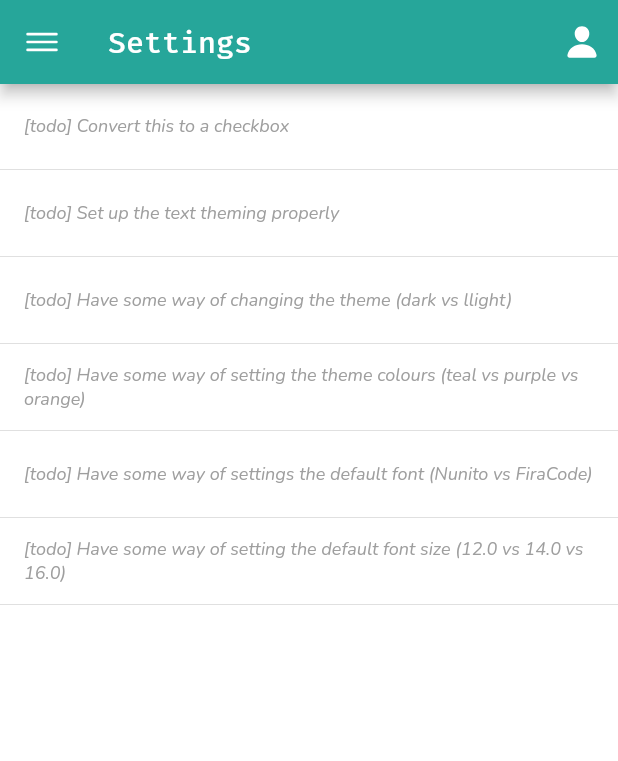
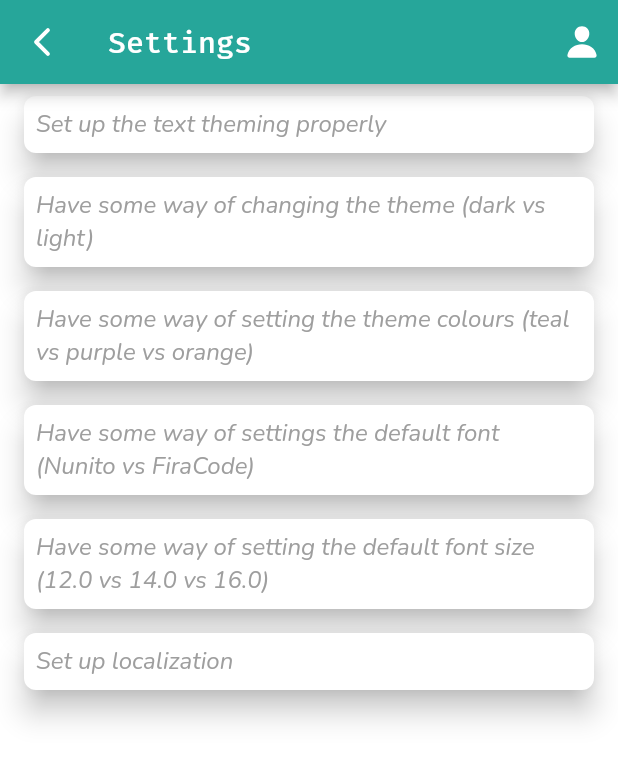
Before and after one commit to EuanScott/playground-flutter, a Flutter app: the SettingsPage screen opened directly, on a phone screen of 412 x 824 dp. Shown: the top 761 px of the screen. Run offline on Flutter 3.47's test engine with Material 2 defaults, Android fonts, the phone set to English and light mode, and no system bars; our stand-ins replace animated_text_kit, carousel_slider, flutter_lorem, ionicons, modal_bottom_sheet; missing offline and left inert: expansion_card; network calls fail.

Commit message:
- Major refactor - Minor code updates

```diff
--- a/playground/lib/models/home.model.dart
+++ b/playground/lib/models/home.model.dart
@@ -1,8 +1,8 @@
 class CardData {
+  CardData({this.image, this.title, this.subTitle, this.location});
+
   String image;
   String title;
   String subTitle;
   String location;
-
-  CardData({this.image, this.title, this.subTitle, this.location});
 }
--- a/playground/lib/models/navDrawer.model.dart
+++ b/playground/lib/models/nav_drawer.model.dart
@@ -1,9 +1,9 @@
 import 'package:flutter/material.dart';
 
-class NavData {
+class NavDrawer {
+  NavDrawer({this.icon, this.title, this.onTap});
+
   IconData icon;
   String title;
   dynamic onTap;
-
-  NavData({this.icon, this.title, this.onTap});
 }
--- a/playground/lib/models/news.model.dart
+++ b/playground/lib/models/news.model.dart
@@ -1,8 +1,8 @@
 class News {
+  News({this.image, this.header, this.pageName, this.index});
+
   final String image;
   final String header;
   final String pageName;
   final int index;
-
-  News(this.image, this.header, this.pageName, this.index);
 }
--- a/playground/lib/pages/home/home.dart
+++ b/playground/lib/pages/home/home.page.dart
@@ -4,8 +4,8 @@ import 'package:ionicons/ionicons.dart';
 
 import 'package:playground/models/home.model.dart';
 
-import 'package:playground/widgets/appBar.dart';
-import 'package:playground/widgets/navDrawer.dart';
+import 'package:playground/widgets/app_bar.widget.dart';
+import 'package:playground/widgets/nav_drawer.widget.dart';
 
 final List<CardData> _cardData = [
   CardData(
@@ -130,7 +130,7 @@ class CardWidget extends StatelessWidget {
                     Container(
                       child: Text(
                         this.item.subTitle,
-                        style: Theme.of(context).textTheme.subtitle1,
+                        style: Theme.of(context).textTheme.subtitle2
                       ),
                       padding: EdgeInsets.only(bottom: 8.0)
                     ),
--- a/playground/lib/pages/news/news.dart
+++ b/playground/lib/pages/news/news.page.dart
@@ -1,11 +1,11 @@
 import 'package:flutter/material.dart';
 import 'package:flutter_lorem/flutter_lorem.dart';
 
-import 'package:playground/pages/news/news-details.dart';
+import 'package:playground/pages/news/news_details.page.dart';
 
-import 'package:playground/widgets/appBar.dart';
-import 'package:playground/widgets/card.dart';
-import 'package:playground/widgets/navDrawer.dart';
+import 'package:playground/widgets/app_bar.widget.dart';
+import 'package:playground/widgets/card.widget.dart';
+import 'package:playground/widgets/nav_drawer.widget.dart';
 
 import 'package:playground/models/news.model.dart';
 
@@ -13,22 +13,22 @@ void main() => runApp(NewsPage());
 
 final List<News> news = [
   News(
-    'assets/background.jpg',
-    'A description of what needs to be done for Todo 1',
-    'Page No. 0',
-    0,
+    image: 'assets/background.jpg',
+    header: 'A description of what needs to be done for Todo 1',
+    pageName: 'Page No. 0',
+    index: 0,
   ),
   News(
-    'assets/stars.gif',
-    'A description of what needs to be done for Todo 1',
-    'Page No. 1',
-    1,
+    image: 'assets/stars.gif',
+    header: 'A description of what needs to be done for Todo 1',
+    pageName: 'Page No. 1',
+    index: 1,
   ),
   News(
-    'assets/loader.gif',
-    'A description of what needs to be done for Todo 1',
-    'Page No. 2',
-    2,
+    image: 'assets/loader.gif',
+    header: 'A description of what needs to be done for Todo 1',
+    pageName: 'Page No. 2',
+    index: 2,
   ),
 ];
 
@@ -44,6 +44,7 @@ class NewsPage extends StatelessWidget {
         appBar: BaseAppBar(
           title: 'News',
           appBar: AppBar(),
+          showBackButton: true,
         ),
         body: Column(
           crossAxisAlignment: CrossAxisAlignment.start,
@@ -61,7 +62,7 @@ class NewsPage extends StatelessWidget {
               child: Row(
                 children: [
                   CustomCard(
-                    Hero(
+                    child: Hero(
                       child: _customImage(
                         const Size(125, 125),
                         item.image,
--- a/playground/lib/pages/news/news-details.dart
+++ b/playground/lib/pages/news/news_details.page.dart
@@ -2,8 +2,8 @@ import 'package:flutter/material.dart';
 
 import 'package:flutter_lorem/flutter_lorem.dart';
 
-import 'package:playground/widgets/appBar.dart';
-import 'package:playground/widgets/navDrawer.dart';
+import 'package:playground/widgets/app_bar.widget.dart';
+import 'package:playground/widgets/nav_drawer.widget.dart';
 
 import 'package:playground/models/news.model.dart';
 
--- a/playground/lib/pages/settings/settings.dart
+++ /dev/null
@@ -1,49 +0,0 @@
-import 'package:flutter/material.dart';
-
-import 'package:playground/widgets/appBar.dart';
-import 'package:playground/widgets/navDrawer.dart';
-
-final List<String> _todoList = [
-  // https://medium.com/flutterdevs/checkbox-listtile-in-flutter-50e877cee48c
-  "[todo] Convert this to a checkbox",
-  "[todo] Set up the text theming properly",
-  "[todo] Have some way of changing the theme (dark vs llight)",
-  "[todo] Have some way of setting the theme colours (teal vs purple vs orange)",
-  "[todo] Have some way of settings the default font (Nunito vs FiraCode)",
-  "[todo] Have some way of setting the default font size (12.0 vs 14.0 vs 16.0)",
-];
-
-class SettingsPage extends StatelessWidget {
-  @override
-  Widget build(BuildContext context) {
-    return Scaffold(
-      drawer: NavDrawer(),
-      appBar: BaseAppBar(
-        title: 'Settings',
-        appBar: AppBar(),
-      ),
-      // moviesTitles.map((title) => Tab(text: title)).toList()
-      // body: _todoList.map((item) => {
-      //       Text(item.title)
-      //   }).toList(),
-
-      body: new ListView.builder(
-        itemCount: _todoList.length,
-        itemBuilder: (BuildContext context, int index) {
-          String key = _todoList.elementAt(index);
-          return new Column(
-            children: <Widget>[
-              new ListTile(
-                title: new Text(key),
-                // subtitle: new Text("something else"),
-              ),
-              new Divider(
-                height: 2.0,
-              ),
-            ],
-          );
-        },
-      ),
-    );
-  }
-}
--- /dev/null
+++ b/playground/lib/pages/settings/settings.page.dart
@@ -0,0 +1,50 @@
+import 'package:flutter/material.dart';
+import 'package:playground/widgets/app_bar.widget.dart';
+
+import '../../widgets/card.widget.dart';
+
+final List<String> _todoList = [
+  // https://medium.com/flutterdevs/checkbox-listtile-in-flutter-50e877cee48c
+  "Set up the text theming properly",
+  "Have some way of changing the theme (dark vs light)",
+  "Have some way of setting the theme colours (teal vs purple vs orange)",
+  "Have some way of settings the default font (Nunito vs FiraCode)",
+  "Have some way of setting the default font size (12.0 vs 14.0 vs 16.0)",
+  'Set up localization',
+];
+
+class SettingsPage extends StatelessWidget {
+  @override
+  Widget build(BuildContext context) {
+    return Scaffold(
+      appBar: BaseAppBar(
+        title: 'Settings',
+        appBar: AppBar(),
+        showBackButton: true,
+      ),
+      body: new ListView.builder(
+        itemCount: _todoList.length,
+        itemBuilder: (BuildContext context, int index) {
+          String key = _todoList.elementAt(index);
+          return new Column(
+            mainAxisAlignment: MainAxisAlignment.start,
+            crossAxisAlignment: CrossAxisAlignment.start,
+            children: <Widget>[
+              CustomCard(
+                child: Container(
+                  padding: const EdgeInsets.all(8.0),
+                  width: double.infinity,
+                  child: Text(
+                    key,
+                    style: Theme.of(context).textTheme.subtitle1,
+                  ),
+                ),
+                // subtitle: new Text("something else"),
+              ),
+            ],
+          );
+        },
+      ),
+    );
+  }
+}
--- /dev/null
+++ b/playground/lib/theme.dart
@@ -0,0 +1,50 @@
+import 'package:flutter/material.dart';
+
+class Theming {
+  static ThemeData themeData = ThemeData(
+    fontFamily: 'Nunito',
+    primaryColor: Color(0xFF00c7f5),
+    scaffoldBackgroundColor: Color(0xFFFFFFFF),
+    textTheme: TextTheme(
+      // How to set custom fonts: https://stackoverflow.com/a/54376335
+      headline1: TextStyle(
+        color: Colors.black,
+        fontFamily: 'Nunito',
+        fontSize: 24.0,
+        fontWeight: FontWeight.w600,
+      ),
+      headline6: TextStyle(
+        color: Colors.black,
+        fontFamily: 'Nunito',
+        fontSize: 20.0,
+        fontWeight: FontWeight.w600,
+      ),
+      subtitle1: TextStyle(
+        color: Colors.grey,
+        fontFamily: 'Nunito',
+        fontSize: 16.0,
+        fontStyle: FontStyle.italic,
+        fontWeight: FontWeight.w400,
+      ),
+      subtitle2: TextStyle(
+        color: Colors.grey,
+        fontFamily: 'Nunito',
+        fontSize: 12.0,
+        fontStyle: FontStyle.italic,
+        fontWeight: FontWeight.w400,
+      ),
+      bodyText1: TextStyle(
+        color: Colors.black,
+        fontFamily: 'Nunito',
+        fontSize: 20.0,
+        fontWeight: FontWeight.w400,
+      ),
+      bodyText2: TextStyle(
+        color: Colors.black,
+        fontFamily: 'Nunito',
+        fontSize: 16.0,
+        fontWeight: FontWeight.w400,
+      ),
+    ),
+  );
+}
--- a/playground/lib/widgets/appBar.dart
+++ b/playground/lib/widgets/app_bar.widget.dart
@@ -1,7 +1,7 @@
 import 'package:flutter/material.dart';
 import 'package:ionicons/ionicons.dart';
 import 'package:modal_bottom_sheet/modal_bottom_sheet.dart';
-import 'package:playground/pages/profile/profile.dart';
+import 'package:playground/pages/profile/profile.page.dart';
 
 class BaseAppBar extends StatelessWidget implements PreferredSizeWidget {
   final Color backgroundColorPrimary = Colors.teal[400];
@@ -14,13 +14,12 @@ class BaseAppBar extends StatelessWidget implements PreferredSizeWidget {
   final AppBar appBar;
   final bool showBackButton;
 
-  BaseAppBar(
-      {Key key,
-      this.title,
-      this.isProfilePage = false,
-      this.appBar,
-      this.showBackButton = false})
-      : super(key: key);
+  BaseAppBar({
+    this.title,
+    this.isProfilePage = false,
+    this.appBar,
+    this.showBackButton = false,
+  });
 
   @override
   Widget build(BuildContext context) {
@@ -39,6 +38,7 @@ class BaseAppBar extends StatelessWidget implements PreferredSizeWidget {
           else if (showBackButton)
             return IconButton(
               icon: Icon(Ionicons.chevron_back_outline),
+              iconSize: 28.0,
               onPressed: () {
                 Navigator.pop(context);
               },
--- /dev/null
+++ b/playground/lib/widgets/card.widget.dart
@@ -0,0 +1,28 @@
+import 'package:flutter/material.dart';
+
+class CustomCard extends StatelessWidget {
+  CustomCard({this.child});
+
+  final Widget child;
+
+  // int _theProperty;
+  // int get theProperty => _theProperty;
+  // void set theProperty(int value) {
+  //   assert(value != null);
+  //   if (_theProperty == value) return;
+  //   _theProperty = value;
+  // }
+
+  @override
+  Widget build(BuildContext context) {
+    return Card(
+      elevation: 8.0,
+      clipBehavior: Clip.antiAlias,
+      shape: RoundedRectangleBorder(
+        borderRadius: BorderRadius.circular(8.0),
+      ),
+      margin: EdgeInsets.symmetric(horizontal: 16.0, vertical: 8.0),
+      child: child,
+    );
+  }
+}
```
Also changed, not shown: playground/lib/main.dart (+5 -42 lines), playground/lib/models/profile.model.dart (+11 -2 lines), playground/lib/pages/profile/expandable_card.widget.dart (renamed from playground/lib/pages/profile/expandableCard.dart, +13 -15 lines), playground/lib/pages/profile/metaData.dart (deleted, +0 -107 lines), playground/lib/pages/profile/meta_data.widget.dart (added, +94 -0 lines), playground/lib/pages/profile/profile.dart (deleted, +0 -30 lines), playground/lib/pages/profile/profile.page.dart (added, +26 -0 lines), playground/lib/widgets/card.dart (deleted, +0 -29 lines), playground/lib/widgets/nav_drawer.widget.dart (renamed from playground/lib/widgets/navDrawer.dart, +4 -3 lines).
